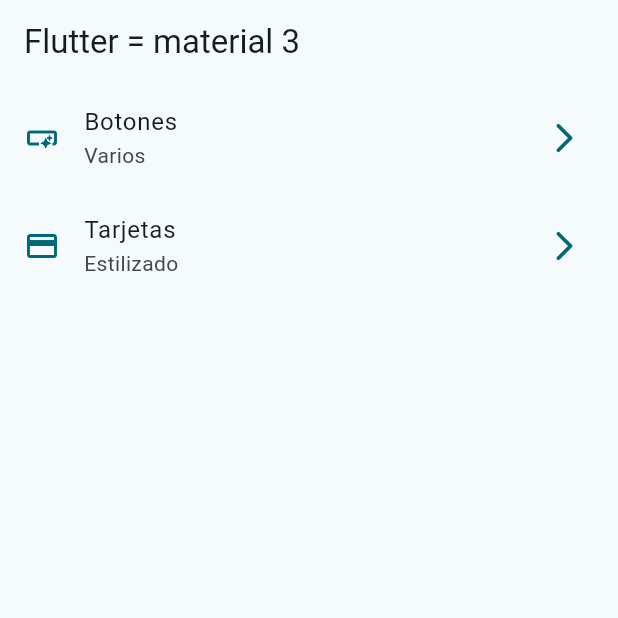
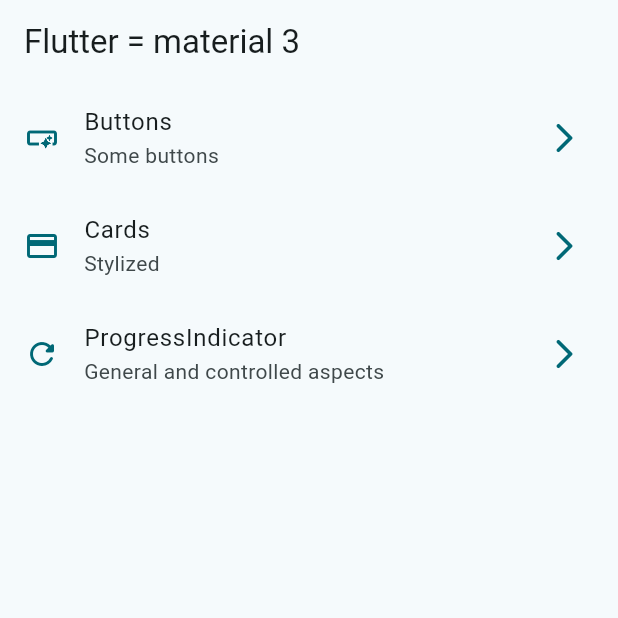
Before and after one commit to Juan211443/Flutter_widgets_app, a Flutter app: the screen it shows after launch, on a phone screen of 412 x 824 dp, the top half of it. Run offline on Flutter 3.47's test engine with Material 3 defaults, Android fonts, the phone set to English and light mode, and no system bars; our stand-ins replace go_router.

Commit message:
Progress indicator finished

```diff
--- a/lib/config/menu/menu_items.dart
+++ b/lib/config/menu/menu_items.dart
@@ -16,15 +16,21 @@ class MenuItems {
 
 const appMenuItems = <MenuItems>[
   MenuItems(
-    tittle: 'Botones',
-    subTittle: 'Varios',
+    tittle: 'Buttons',
+    subTittle: 'Some buttons',
     link: '/buttons',
     icon: Icons.smart_button_outlined,
   ),
   MenuItems(
-    tittle: 'Tarjetas',
-    subTittle: 'Estilizado',
+    tittle: 'Cards',
+    subTittle: 'Stylized',
     link: '/cards',
     icon: Icons.credit_card,
   ),
+  MenuItems(
+    tittle: 'ProgressIndicator',
+    subTittle: 'General and controlled aspects',
+    link: '/progress',
+    icon: Icons.refresh_rounded,
+  ),
 ];
--- a/lib/config/router/app_router.dart
+++ b/lib/config/router/app_router.dart
@@ -19,5 +19,10 @@ final appRouter = GoRouter(
       name: CardsScreen.name,
       builder: (context, state) => const CardsScreen(),
     ),
+    GoRoute(
+      path: '/progress',
+      name: ProgressScreen.name,
+      builder: (context, state) => const ProgressScreen(),
+    ),
   ],
 );
```
Also changed, not shown: lib/presentation/screens/progress/progress_screen.dart (+60 -1 lines).
